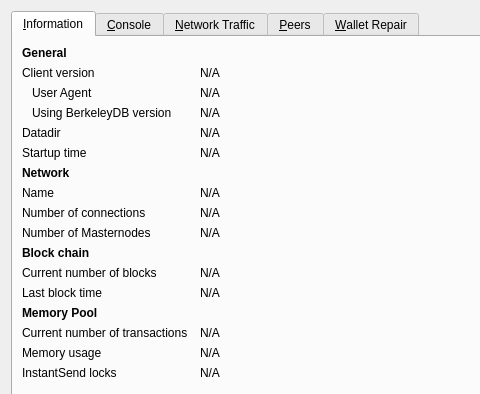
Qt form src/qt/forms/debugwindow.ui (AXErunners/axe) before a commit; both pictures show x 0 to 480 and y 0 to 394 of the 769 by 485 pixel window.
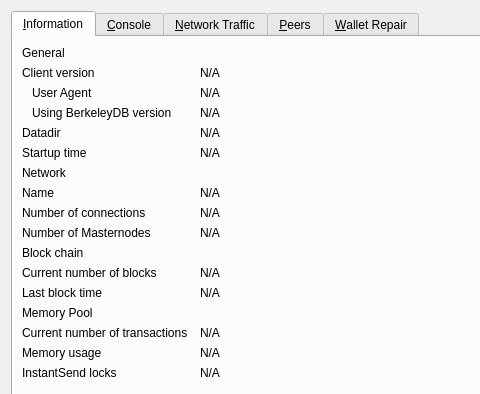
The same form after that commit. Icons and pictures are not drawn. Custom widgets are drawn as their Qt base class.

Commit message:
Merge pull request #3555 from xdustinface/pr-ui-2-fonts
qt: Implement application wide font management

The edit to the form file:
```diff
--- a/src/qt/forms/debugwindow.ui
+++ b/src/qt/forms/debugwindow.ui
@@ -29,12 +29,6 @@
        </property>
        <item row="0" column="0">
         <widget class="QLabel" name="label_9">
-         <property name="font">
-          <font>
-           <weight>75</weight>
-           <bold>true</bold>
-          </font>
-         </property>
          <property name="text">
           <string>General</string>
          </property>
@@ -166,12 +160,6 @@
        </item>
        <item row="6" column="0">
            <widget class="QLabel" name="labelNetwork">
-               <property name="font">
-                   <font>
-                       <weight>75</weight>
-                       <bold>true</bold>
-                   </font>
-               </property>
                <property name="text">
                    <string>Network</string>
                </property>
@@ -248,12 +236,6 @@
        </item>
        <item row="10" column="0">
         <widget class="QLabel" name="label_10">
-         <property name="font">
-          <font>
-           <weight>75</weight>
-           <bold>true</bold>
-          </font>
-         </property>
          <property name="text">
           <string>Block chain</string>
          </property>
@@ -307,12 +289,6 @@
        </item>
        <item row="13" column="0">
         <widget class="QLabel" name="labelMempoolTitle">
-         <property name="font">
-          <font>
-           <weight>75</weight>
-           <bold>true</bold>
-          </font>
-         </property>
          <property name="text">
           <string>Memory Pool</string>
          </property>
```
Left out of the diff: 25 changed lines with no effect on the pictures. The commit also changes 56 other files.
